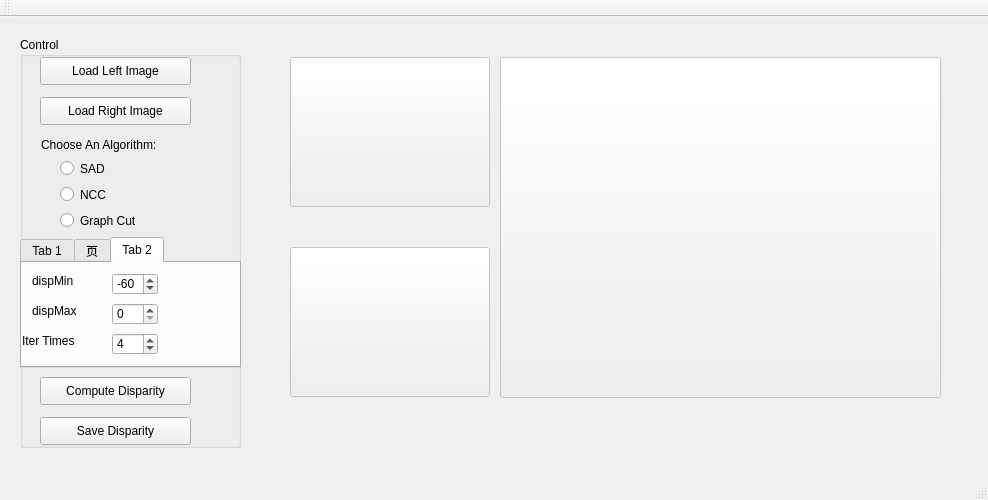
Qt form StereoQt/stereoqt.ui (gonglixue/stereo) before a commit.
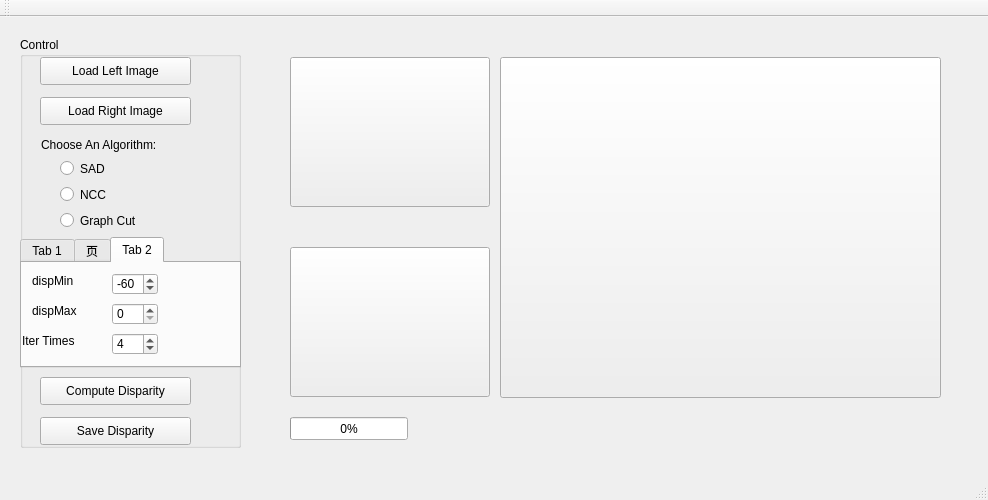
The same form after that commit.

What changed in the file:
```diff
--- a/StereoQt/stereoqt.ui
+++ b/StereoQt/stereoqt.ui
@@ -260,7 +260,7 @@
     </property>
     <widget class="QPushButton" name="leftPosBtn">
      <property name="enabled">
-      <bool>false</bool>
+      <bool>true</bool>
      </property>
      <property name="geometry">
       <rect>
@@ -276,7 +276,7 @@
     </widget>
     <widget class="QPushButton" name="rightPosBtn">
      <property name="enabled">
-      <bool>false</bool>
+      <bool>true</bool>
      </property>
      <property name="geometry">
       <rect>
@@ -292,7 +292,7 @@
     </widget>
     <widget class="QPushButton" name="dispPosBtn">
      <property name="enabled">
-      <bool>false</bool>
+      <bool>true</bool>
      </property>
      <property name="geometry">
       <rect>
@@ -306,6 +306,19 @@
       <string/>
      </property>
     </widget>
+    <widget class="QProgressBar" name="progressBar">
+     <property name="geometry">
+      <rect>
+       <x>20</x>
+       <y>380</y>
+       <width>118</width>
+       <height>23</height>
+      </rect>
+     </property>
+     <property name="value">
+      <number>0</number>
+     </property>
+    </widget>
    </widget>
   </widget>
   <widget class="QMenuBar" name="menuBar">
```
